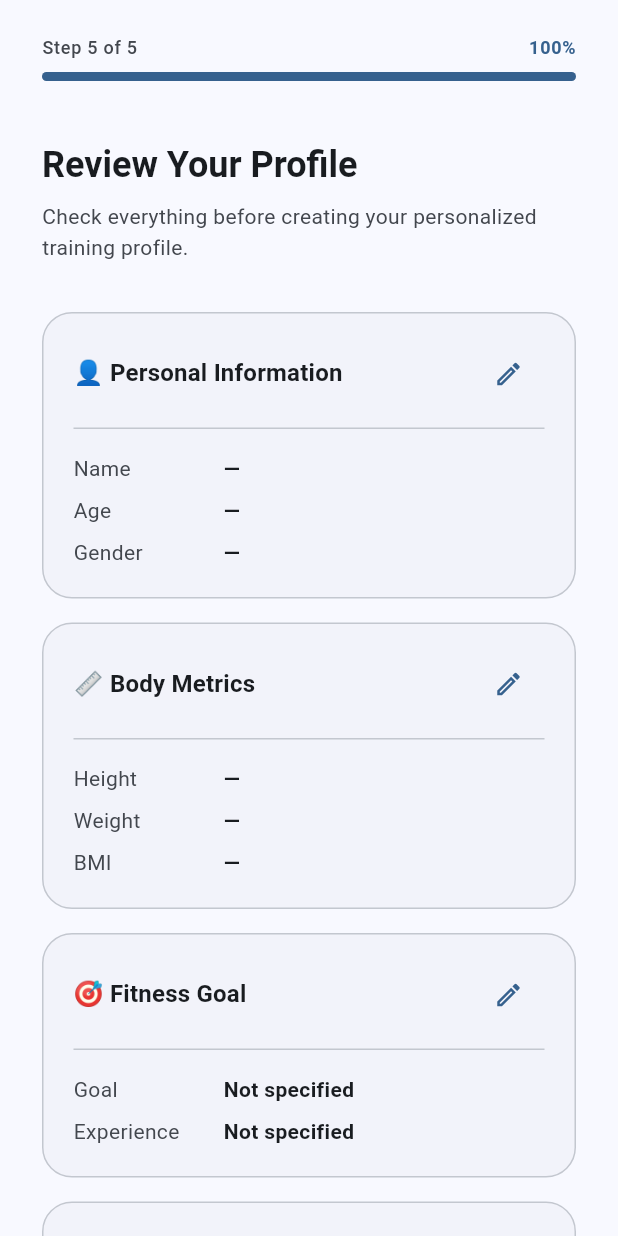
After one commit to SRIGIRI002/FitMotionAI, a Flutter app: the ReviewScreen screen opened by its route, on a phone screen of 412 x 824 dp. The commit adds this screen. Run offline on Flutter 3.47's test engine with Material 3 defaults, Android fonts, the phone set to English and light mode, and no system bars; our stand-ins replace cloud_firestore, firebase_auth, firebase_core, go_router; accounts and stored records are empty.

Commit message:
Sprint 3.5: Review profile and save onboarding to Firestore

```diff
--- a/lib/app/router.dart
+++ b/lib/app/router.dart
@@ -8,6 +8,7 @@ import '../features/onboarding/presentation/pages/basic_profile_screen.dart';
 import '../features/onboarding/presentation/pages/body_metrics_screen.dart';
 import '../features/onboarding/presentation/pages/fitness_goal_screen.dart';
 import '../features/onboarding/presentation/pages/onboarding_page.dart';
+import '../features/onboarding/presentation/pages/review_screen.dart';
 import '../features/onboarding/presentation/pages/splash_page.dart';
 import '../features/onboarding/presentation/pages/welcome_screen.dart';
 import '../features/onboarding/presentation/pages/workout_preferences_screen.dart';
@@ -56,6 +57,10 @@ final appRouter = GoRouter(
       builder: (context, state) => const WorkoutPreferencesScreen(),
     ),
     GoRoute(
+      path: '/onboarding/review',
+      builder: (context, state) => const ReviewScreen(),
+    ),
+    GoRoute(
       path: '/dashboard',
       builder: (context, state) => const DashboardPage(),
     ),
--- a/lib/features/onboarding/presentation/pages/basic_profile_screen.dart
+++ b/lib/features/onboarding/presentation/pages/basic_profile_screen.dart
@@ -1,6 +1,8 @@
 import 'package:flutter/material.dart';
 import 'package:flutter/services.dart';
 import 'package:go_router/go_router.dart';
+
+import '../../services/onboarding_service.dart';
 
 class BasicProfileScreen extends StatefulWidget {
   const BasicProfileScreen({super.key});
@@ -15,6 +17,15 @@ class _BasicProfileScreenState extends State<BasicProfileScreen> {
   String? _selectedGender;
 
   static const _genderOptions = ['Male', 'Female', 'Prefer not to say'];
+
+  @override
+  void initState() {
+    super.initState();
+    final data = OnboardingData.instance;
+    if (data.name.isNotEmpty) _nameController.text = data.name;
+    if (data.age != null) _ageController.text = data.age.toString();
+    if (data.gender.isNotEmpty) _selectedGender = data.gender;
+  }
 
   @override
   void dispose() {
@@ -53,6 +64,12 @@ class _BasicProfileScreenState extends State<BasicProfileScreen> {
 
   void _handleContinue() {
     if (!_validate()) return;
+
+    final data = OnboardingData.instance;
+    data.name = _nameController.text.trim();
+    data.age = int.parse(_ageController.text.trim());
+    data.gender = _selectedGender!;
+
     context.go('/onboarding/metrics');
   }
 
--- a/lib/features/onboarding/presentation/pages/body_metrics_screen.dart
+++ b/lib/features/onboarding/presentation/pages/body_metrics_screen.dart
@@ -1,6 +1,8 @@
 import 'package:flutter/material.dart';
 import 'package:flutter/services.dart';
 import 'package:go_router/go_router.dart';
+
+import '../../services/onboarding_service.dart';
 
 class BodyMetricsScreen extends StatefulWidget {
   const BodyMetricsScreen({super.key});
@@ -19,8 +21,13 @@ class _BodyMetricsScreenState extends State<BodyMetricsScreen> {
   @override
   void initState() {
     super.initState();
+    final data = OnboardingData.instance;
+    if (data.heightCm != null) _heightController.text = data.heightCm.toString();
+    if (data.weightKg != null) _weightController.text = data.weightKg.toString();
+
     _heightController.addListener(_updateBmi);
     _weightController.addListener(_updateBmi);
+    _updateBmi();
   }
 
   @override
@@ -104,6 +111,12 @@ class _BodyMetricsScreenState extends State<BodyMetricsScreen> {
 
   void _handleContinue() {
     if (!_validate()) return;
+
+    final data = OnboardingData.instance;
+    data.heightCm = double.parse(_heightController.text.trim());
+    data.weightKg = double.parse(_weightController.text.trim());
+    data.bmi = _bmi;
+
     context.go('/onboarding/goals');
   }
 
--- a/lib/features/onboarding/presentation/pages/fitness_goal_screen.dart
+++ b/lib/features/onboarding/presentation/pages/fitness_goal_screen.dart
@@ -1,5 +1,7 @@
 import 'package:flutter/material.dart';
 import 'package:go_router/go_router.dart';
+
+import '../../services/onboarding_service.dart';
 
 class FitnessGoalScreen extends StatefulWidget {
   const FitnessGoalScreen({super.key});
@@ -11,6 +13,14 @@ class FitnessGoalScreen extends StatefulWidget {
 class _FitnessGoalScreenState extends State<FitnessGoalScreen> {
   String? _selectedGoal;
   String? _selectedExperience;
+
+  @override
+  void initState() {
+    super.initState();
+    final data = OnboardingData.instance;
+    if (data.goal.isNotEmpty) _selectedGoal = data.goal;
+    if (data.experience.isNotEmpty) _selectedExperience = data.experience;
+  }
 
   static const List<_GoalOption> _goals = [
     _GoalOption(
@@ -88,6 +98,11 @@ class _FitnessGoalScreenState extends State<FitnessGoalScreen> {
 
   void _handleContinue() {
     if (!_validate()) return;
+
+    final data = OnboardingData.instance;
+    data.goal = _selectedGoal!;
+    data.experience = _selectedExperience!;
+
     context.go('/onboarding/preferences');
   }
 
--- /dev/null
+++ b/lib/features/onboarding/presentation/pages/review_screen.dart
@@ -0,0 +1,452 @@
+import 'package:flutter/material.dart';
+import 'package:go_router/go_router.dart';
+
+import '../../services/onboarding_service.dart';
+
+class ReviewScreen extends StatefulWidget {
+  const ReviewScreen({super.key});
+
+  @override
+  State<ReviewScreen> createState() => _ReviewScreenState();
+}
+
+class _ReviewScreenState extends State<ReviewScreen> {
+  final _onboardingService = OnboardingService();
+  bool _isLoading = false;
+
+  Future<void> _handleFinishSetup() async {
+    setState(() => _isLoading = true);
+
+    try {
+      await _onboardingService.saveOnboardingData(OnboardingData.instance);
+      if (!mounted) return;
+
+      ScaffoldMessenger.of(context).showSnackBar(
+        const SnackBar(
+          content: Text('Profile created successfully!'),
+        ),
+      );
+
+      context.go('/dashboard');
+    } catch (e) {
+      if (!mounted) return;
+      ScaffoldMessenger.of(context).showSnackBar(
+        SnackBar(
+          content: Text('Failed to save profile: ${e.toString()}'),
+        ),
+      );
+    } finally {
+      if (mounted) {
+        setState(() => _isLoading = false);
+      }
+    }
+  }
+
+  String _formatGoal(String goalId) {
+    switch (goalId) {
+      case 'build_muscle':
+        return '🏋️ Build Muscle';
+      case 'lose_weight':
+        return '⚖️ Lose Weight';
+      case 'improve_endurance':
+        return '🏃 Improve Endurance';
+      case 'stay_healthy':
+        return '❤️ Stay Healthy';
+      case 'sports_performance':
+        return '🏆 Sports Performance';
+      default:
+        return goalId.isNotEmpty ? goalId : 'Not specified';
+    }
+  }
+
+  String _formatExperience(String expId) {
+    switch (expId) {
+      case 'beginner':
+        return '🟢 Beginner';
+      case 'intermediate':
+        return '🟡 Intermediate';
+      case 'advanced':
+        return '🔴 Advanced';
+      default:
+        return expId.isNotEmpty ? expId : 'Not specified';
+    }
+  }
+
+  String _formatLocation(String locId) {
+    switch (locId) {
+      case 'home':
+        return '🏠 Home';
+      case 'gym':
+        return '🏋️ Gym';
+      case 'outdoor':
+        return '🌳 Outdoor';
+      default:
+        return locId.isNotEmpty ? locId : 'Not specified';
+    }
+  }
+
+  @override
+  Widget build(BuildContext context) {
+    final colorScheme = Theme.of(context).colorScheme;
+    final textTheme = Theme.of(context).textTheme;
+    final data = OnboardingData.instance;
+
+    return Scaffold(
+      body: SafeArea(
+        child: Column(
+          crossAxisAlignment: CrossAxisAlignment.stretch,
+          children: [
+            // ── Progress Header (Step 5 of 5, 100%) ─────────────────
+            _OnboardingProgressHeader(
+              colorScheme: colorScheme,
+              step: 5,
+              totalSteps: 5,
+              percent: 1.0,
+              label: '100%',
+            ),
+
+            // ── Scrollable Content ──────────────────────────────────
+            Expanded(
+              child: SingleChildScrollView(
+                padding: const EdgeInsets.symmetric(
+                  horizontal: 28.0,
+                  vertical: 32.0,
+                ),
+                child: Column(
+                  crossAxisAlignment: CrossAxisAlignment.stretch,
+                  children: [
+                    // ── Title & Subtitle ─────────────────────────────
+                    Text(
+                      'Review Your Profile',
+                      style: textTheme.headlineSmall?.copyWith(
+                        fontWeight: FontWeight.bold,
+                        color: colorScheme.onSurface,
+                      ),
+                    ),
+
+                    const SizedBox(height: 8),
+
+                    Text(
+                      'Check everything before creating your personalized training profile.',
+                      style: textTheme.bodyMedium?.copyWith(
+                        color: colorScheme.onSurfaceVariant,
+                        height: 1.5,
+                      ),
+                    ),
+
+                    const SizedBox(height: 32),
+
+                    // ── Card 1: Personal Information ─────────────────
+                    _ReviewSectionCard(
+                      title: '👤 Personal Information',
+                      onEdit: () => context.go('/onboarding/profile'),
+                      colorScheme: colorScheme,
+                      textTheme: textTheme,
+                      children: [
+                        _ReviewItem(label: 'Name', value: data.name.isNotEmpty ? data.name : '—', textTheme: textTheme, colorScheme: colorScheme),
+                        _ReviewItem(label: 'Age', value: data.age != null ? '${data.age} years' : '—', textTheme: textTheme, colorScheme: colorScheme),
+                        _ReviewItem(label: 'Gender', value: data.gender.isNotEmpty ? data.gender : '—', textTheme: textTheme, colorScheme: colorScheme),
+                      ],
+                    ),
+
+                    const SizedBox(height: 16),
+
+                    // ── Card 2: Body Metrics ─────────────────────────
+                    _ReviewSectionCard(
+                      title: '📏 Body Metrics',
+                      onEdit: () => context.go('/onboarding/metrics'),
+                      colorScheme: colorScheme,
+                      textTheme: textTheme,
+                      children: [
+                        _ReviewItem(label: 'Height', value: data.heightCm != null ? '${data.heightCm} cm' : '—', textTheme: textTheme, colorScheme: colorScheme),
+                        _ReviewItem(label: 'Weight', value: data.weightKg != null ? '${data.weightKg} kg' : '—', textTheme: textTheme, colorScheme: colorScheme),
+                        _ReviewItem(label: 'BMI', value: data.bmi != null ? '${data.bmi}' : '—', textTheme: textTheme, colorScheme: colorScheme),
+                      ],
+                    ),
+
+                    const SizedBox(height: 16),
+
+                    // ── Card 3: Fitness Goal ─────────────────────────
+                    _ReviewSectionCard(
+                      title: '🎯 Fitness Goal',
+                      onEdit: () => context.go('/onboarding/goals'),
+                      colorScheme: colorScheme,
+                      textTheme: textTheme,
+                      children: [
+                        _ReviewItem(label: 'Goal', value: _formatGoal(data.goal), textTheme: textTheme, colorScheme: colorScheme),
+                        _ReviewItem(label: 'Experience', value: _formatExperience(data.experience), textTheme: textTheme, colorScheme: colorScheme),
+                      ],
+                    ),
+
+                    const SizedBox(height: 16),
+
+                    // ── Card 4: Workout Preferences ──────────────────
+                    _ReviewSectionCard(
+                      title: '🏋️ Workout Preferences',
+                      onEdit: () => context.go('/onboarding/preferences'),
+                      colorScheme: colorScheme,
+                      textTheme: textTheme,
+                      children: [
+                        _ReviewItem(label: 'Location', value: _formatLocation(data.location), textTheme: textTheme, colorScheme: colorScheme),
+                        _ReviewItem(
+                          label: 'Days',
+                          value: data.workoutDays.isNotEmpty
+                              ? data.workoutDays.join(', ')
+                              : '—',
+                          textTheme: textTheme,
+                          colorScheme: colorScheme,
+                        ),
+                        _ReviewItem(
+                          label: 'Equipment',
+                          value: data.equipment.isNotEmpty
+                              ? data.equipment.join(', ')
+                              : 'None',
+                          textTheme: textTheme,
+                          colorScheme: colorScheme,
+                        ),
+                        _ReviewItem(
+                          label: 'Duration',
+                          value: data.workoutDuration.isNotEmpty
+                              ? data.workoutDuration
+                              : '—',
+                          textTheme: textTheme,
+                          colorScheme: colorScheme,
+                        ),
+                      ],
+                    ),
+
+                    const SizedBox(height: 44),
+
+                    // ── Finish Setup Button ──────────────────────────
+                    FilledButton(
+                      onPressed: _isLoading ? null : _handleFinishSetup,
+                      style: FilledButton.styleFrom(
+                        minimumSize: const Size.fromHeight(52),
+                        shape: RoundedRectangleBorder(
+                          borderRadius: BorderRadius.circular(14),
+                        ),
+                      ),
+                      child: _isLoading
+                          ? const SizedBox(
+                              height: 22,
+                              width: 22,
+                              child: CircularProgressIndicator(
+                                strokeWidth: 2.5,
+                                color: Colors.white,
+                              ),
+                            )
+                          : const Text(
+                              'Finish Setup',
+                              style: TextStyle(
+                                fontSize: 16,
+                                fontWeight: FontWeight.w600,
+                              ),
+                            ),
+                    ),
+
+                    const SizedBox(height: 12),
+
+                    // ── Back Button ──────────────────────────────────
+                    OutlinedButton(
+                      onPressed: _isLoading
+                          ? null
+                          : () => context.go('/onboarding/preferences'),
+                      style: OutlinedButton.styleFrom(
+                        minimumSize: const Size.fromHeight(52),
+                        shape: RoundedRectangleBorder(
+                          borderRadius: BorderRadius.circular(14),
+                        ),
+                      ),
+                      child: const Text(
+                        'Back',
+                        style: TextStyle(
+                          fontSize: 16,
+                          fontWeight: FontWeight.w600,
+                        ),
+                      ),
+                    ),
+
+                    const SizedBox(height: 16),
+                  ],
+                ),
+              ),
+            ),
+          ],
+        ),
+      ),
+    );
+  }
+}
+
+// ─────────────────────────────────────────────────────────────────────────────
+// Review Section Card
+// ─────────────────────────────────────────────────────────────────────────────
+class _ReviewSectionCard extends StatelessWidget {
+  const _ReviewSectionCard({
+    required this.title,
+    required this.onEdit,
+    required this.colorScheme,
+    required this.textTheme,
+    required this.children,
+  });
+
+  final String title;
+  final VoidCallback onEdit;
+  final ColorScheme colorScheme;
+  final TextTheme textTheme;
+  final List<Widget> children;
+
+  @override
+  Widget build(BuildContext context) {
+    return Container(
+      decoration: BoxDecoration(
+        color: colorScheme.surfaceContainerLow,
+        borderRadius: BorderRadius.circular(20),
+        border: Border.all(
+          color: colorScheme.outlineVariant,
+          width: 1,
+        ),
+      ),
+      padding: const EdgeInsets.symmetric(horizontal: 20, vertical: 16),
+      child: Column(
+        crossAxisAlignment: CrossAxisAlignment.start,
+        children: [
+          Row(
+            mainAxisAlignment: MainAxisAlignment.spaceBetween,
+            children: [
+              Text(
+                title,
+                style: textTheme.titleMedium?.copyWith(
+                  fontWeight: FontWeight.bold,
+                  color: colorScheme.onSurface,
+                ),
+              ),
+              IconButton(
+                onPressed: onEdit,
+                icon: Icon(
+                  Icons.edit_outlined,
+                  size: 20,
+                  color: colorScheme.primary,
+                ),
+                tooltip: 'Edit section',
+                constraints: const BoxConstraints(),
+                padding: EdgeInsets.zero,
+              ),
+            ],
+          ),
+          const SizedBox(height: 12),
+          Divider(color: colorScheme.outlineVariant, height: 1),
+          const SizedBox(height: 12),
+          ...children,
+        ],
+      ),
+    );
+  }
+}
+
+// ─────────────────────────────────────────────────────────────────────────────
+// Review Item Row
+// ─────────────────────────────────────────────────────────────────────────────
+class _ReviewItem extends StatelessWidget {
+  const _ReviewItem({
+    required this.label,
+    required this.value,
+    required this.textTheme,
+    required this.colorScheme,
+  });
+
+  final String label;
+  final String value;
+  final TextTheme textTheme;
+  final ColorScheme colorScheme;
+
+  @override
+  Widget build(BuildContext context) {
+    return Padding(
+      padding: const EdgeInsets.symmetric(vertical: 4.0),
+      child: Row(
+        crossAxisAlignment: CrossAxisAlignment.start,
+        children: [
+          SizedBox(
+            width: 100,
+            child: Text(
+              label,
+              style: textTheme.bodyMedium?.copyWith(
+                color: colorScheme.onSurfaceVariant,
+              ),
+            ),
+          ),
+          Expanded(
+            child: Text(
+              value,
+              style: textTheme.bodyMedium?.copyWith(
+                fontWeight: FontWeight.w600,
+                color: colorScheme.onSurface,
+              ),
+            ),
+          ),
+        ],
+      ),
+    );
+  }
+}
+
+// ─────────────────────────────────────────────────────────────────────────────
+// Reusable onboarding progress header
+// ─────────────────────────────────────────────────────────────────────────────
+class _OnboardingProgressHeader extends StatelessWidget {
+  const _OnboardingProgressHeader({
+    required this.colorScheme,
+    required this.step,
+    required this.totalSteps,
+    required this.percent,
+    required this.label,
+  });
+
+  final ColorScheme colorScheme;
+  final int step;
+  final int totalSteps;
+  final double percent;
+  final String label;
+
+  @override
+  Widget build(BuildContext context) {
+    return Padding(
+      padding: const EdgeInsets.fromLTRB(28, 24, 28, 0),
+      child: Column(
+        crossAxisAlignment: CrossAxisAlignment.start,
+        children: [
+          Row(
+            mainAxisAlignment: MainAxisAlignment.spaceBetween,
+            children: [
+              Text(
+                'Step $step of $totalSteps',
+                style: Theme.of(context).textTheme.labelMedium?.copyWith(
+                      color: colorScheme.onSurfaceVariant,
+                    ),
+              ),
+              Text(
+                label,
+                style: Theme.of(context).textTheme.labelMedium?.copyWith(
+                      color: colorScheme.primary,
+                      fontWeight: FontWeight.w600,
+                    ),
+              ),
+            ],
+          ),
+          const SizedBox(height: 8),
+          ClipRRect(
+            borderRadius: BorderRadius.circular(8),
+            child: LinearProgressIndicator(
+              value: percent,
+              minHeight: 6,
+              backgroundColor: colorScheme.surfaceContainerHighest,
+              valueColor: AlwaysStoppedAnimation<Color>(colorScheme.primary),
+            ),
+          ),
+          const SizedBox(height: 8),
+        ],
+      ),
+    );
+  }
+}
--- a/lib/features/onboarding/presentation/pages/workout_preferences_screen.dart
+++ b/lib/features/onboarding/presentation/pages/workout_preferences_screen.dart
@@ -1,5 +1,7 @@
 import 'package:flutter/material.dart';
 import 'package:go_router/go_router.dart';
+
+import '../../services/onboarding_service.dart';
 
 class WorkoutPreferencesScreen extends StatefulWidget {
   const WorkoutPreferencesScreen({super.key});
@@ -14,6 +16,18 @@ class _WorkoutPreferencesScreenState extends State<WorkoutPreferencesScreen> {
   final Set<String> _selectedDays = {};
   final Set<String> _selectedEquipment = {};
   String? _selectedDuration;
+
+  @override
+  void initState() {
+    super.initState();
+    final data = OnboardingData.instance;
+    if (data.location.isNotEmpty) _selectedLocation = data.location;
+    if (data.workoutDays.isNotEmpty) _selectedDays.addAll(data.workoutDays);
+    if (data.equipment.isNotEmpty) _selectedEquipment.addAll(data.equipment);
+    if (data.workoutDuration.isNotEmpty) {
+      _selectedDuration = data.workoutDuration;
+    }
+  }
 
   static const List<_LocationOption> _locations = [
     _LocationOption(id: 'home', emoji: '🏠', title: 'Home'),
@@ -69,8 +83,14 @@ class _WorkoutPreferencesScreenState extends State<WorkoutPreferencesScreen> {
 
   void _handleContinue() {
     if (!_validate()) return;
-    // Next onboarding step will be wired here in a future sprint
-    context.go('/dashboard');
+
+    final data = OnboardingData.instance;
+    data.location = _selectedLocation!;
+    data.workoutDays = _selectedDays.toList();
+    data.equipment = _selectedEquipment.toList();
+    data.workoutDuration = _selectedDuration!;
+
+    context.go('/onboarding/review');
   }
 
   void _showSnackBar(String message) {
--- /dev/null
+++ b/lib/features/onboarding/services/onboarding_service.dart
@@ -0,0 +1,63 @@
+import 'package:cloud_firestore/cloud_firestore.dart';
+import 'package:firebase_auth/firebase_auth.dart';
+
+class OnboardingData {
+  String name = '';
+  int? age;
+  String gender = '';
+  double? heightCm;
+  double? weightKg;
+  double? bmi;
+  String goal = '';
+  String experience = '';
+  String location = '';
+  List<String> workoutDays = [];
+  List<String> equipment = [];
+  String workoutDuration = '';
+
+  static final OnboardingData instance = OnboardingData._internal();
+  OnboardingData._internal();
+
+  Map<String, dynamic> toFirestoreMap() {
+    return {
+      'name': name,
+      'age': age,
+      'gender': gender,
+      'heightCm': heightCm,
+      'weightKg': weightKg,
+      'bmi': bmi,
+      'goal': goal,
+      'experience': experience,
+      'location': location,
+      'workoutDays': workoutDays,
+      'equipment': equipment,
+      'workoutDuration': workoutDuration,
+      'onboardingCompleted': true,
+      'createdAt': FieldValue.serverTimestamp(),
+      'updatedAt': FieldValue.serverTimestamp(),
+    };
+  }
+}
+
+class OnboardingService {
+  OnboardingService({
+    FirebaseFirestore? firestore,
+    FirebaseAuth? auth,
+  })  : _firestore = firestore ?? FirebaseFirestore.instance,
+        _auth = auth ?? FirebaseAuth.instance;
+
+  final FirebaseFirestore _firestore;
+  final FirebaseAuth _auth;
+
+  Future<void> saveOnboardingData(OnboardingData data) async {
+    final uid = _auth.currentUser?.uid;
+    if (uid == null) {
+      throw Exception('No authenticated user found. Please log in first.');
+    }
+
+    await _firestore
+        .collection('users')
+        .doc(uid)
+        .set(data.toFirestoreMap(), SetOptions(merge: true));
+  }
+}
```
